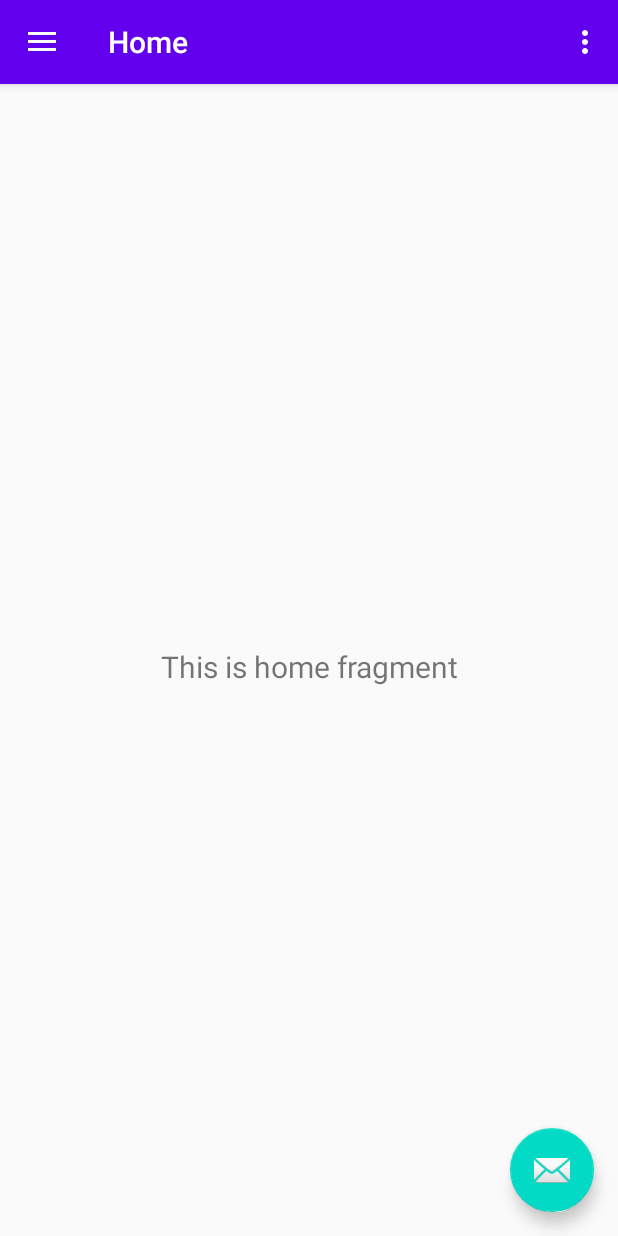
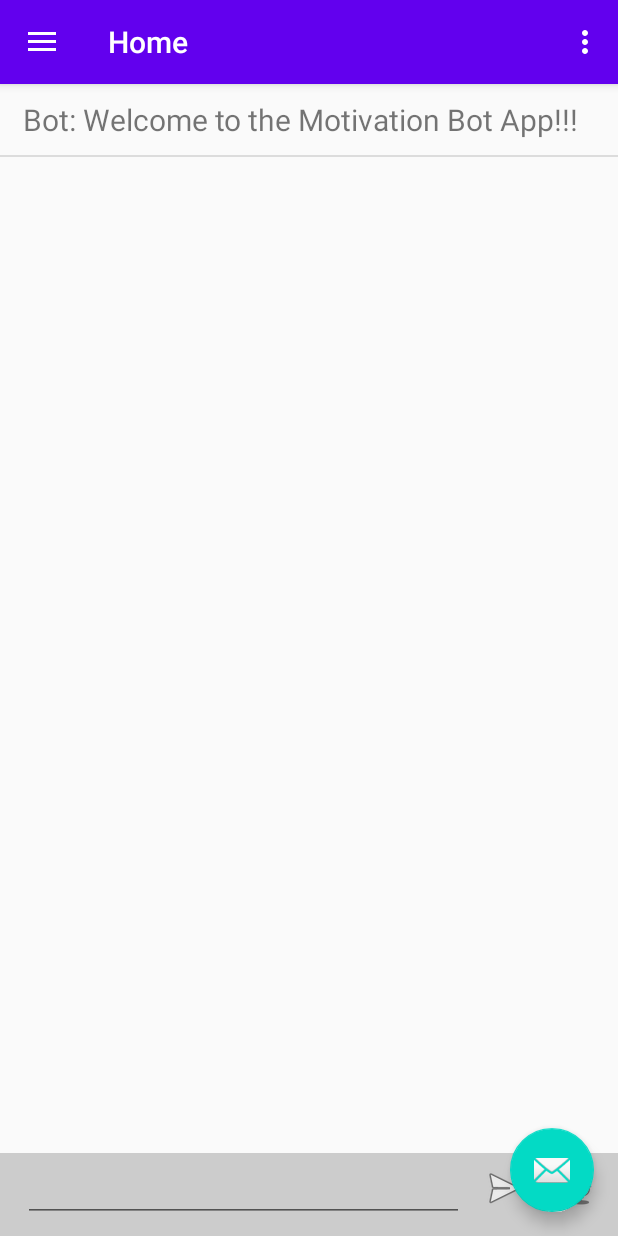
Before and after one commit to JonathanLam12345/HappyBotPublic, an Android app: the screen it shows after launch (MainActivity), on a phone screen of 412 x 824 dp. Run offline under Robolectric (Android 15) with nearby library versions, the phone set to English and light mode, and no system bars; our stand-ins replace navigation-ui.

Commit message:
skeleton code for chat page

```diff
--- /dev/null
+++ b/app/src/main/java/com/myapp/happybotpublic/MyCustomAdapter.java
@@ -0,0 +1,77 @@
+package com.myapp.happybotpublic;
+
+import android.content.Context;
+import android.view.LayoutInflater;
+import android.view.View;
+import android.view.ViewGroup;
+import android.widget.BaseAdapter;
+import android.widget.TextView;
+
+import java.util.ArrayList;
+
+public class MyCustomAdapter extends BaseAdapter
+{
+	private ArrayList<String> mListItems;
+	private LayoutInflater mLayoutInflater;
+
+	public MyCustomAdapter(Context context, ArrayList<String> arrayList)
+	{
+		mListItems = arrayList;
+		// get the layout inflater
+		mLayoutInflater = (LayoutInflater) context.getSystemService(Context.LAYOUT_INFLATER_SERVICE);
+	}
+
+	@Override
+	public int getCount()
+	{
+		// getCount() represents how many items are in the list
+		return mListItems.size();
+	}
+
+	@Override
+	// get the data of an item from a specific position
+	// i represents the position of the item in the list
+	public Object getItem(int i)
+	{
+		return null;
+	}
+
+	@Override
+	// get the position id of the item from the list
+	public long getItemId(int i)
+	{
+		return 0;
+	}
+
+	@Override
+	public View getView(int position, View view, ViewGroup viewGroup)
+	{
+
+		// check to see if the reused view is null or not, if is not null then
+		// reuse it
+		if (view == null)
+		{
+			view = mLayoutInflater.inflate(R.layout.list_item, null);
+		}
+
+		// get the string item from the position "position" from array list to
+		// put it on the TextView
+		String stringItem = mListItems.get(position);
+		if (stringItem != null)
+		{
+
+			TextView itemName = (TextView) view.findViewById(R.id.list_item_text_view);
+
+			if (itemName != null)
+			{
+				// set the item name on the TextView
+				itemName.setText(stringItem);
+			}
+		}
+
+		// this method must return the view corresponding to the data at the
+		// specified position.
+		return view;
+
+	}
+}
--- a/app/src/main/java/com/myapp/happybotpublic/ui/home/HomeFragment.java
+++ b/app/src/main/java/com/myapp/happybotpublic/ui/home/HomeFragment.java
@@ -1,41 +1,150 @@
 package com.myapp.happybotpublic.ui.home;
 
+import android.content.Intent;
+import android.content.pm.PackageManager;
+import android.content.pm.ResolveInfo;
 import android.os.Bundle;
+import android.speech.RecognizerIntent;
 import android.view.LayoutInflater;
 import android.view.View;
 import android.view.ViewGroup;
-import android.widget.TextView;
+import android.widget.EditText;
+import android.widget.ImageButton;
+import android.widget.ListView;
+import android.widget.Toast;
 
 import androidx.annotation.NonNull;
-import androidx.annotation.Nullable;
 import androidx.fragment.app.Fragment;
-import androidx.lifecycle.Observer;
 import androidx.lifecycle.ViewModelProviders;
 
+import com.myapp.happybotpublic.MyCustomAdapter;
+
 import com.myapp.happybotpublic.R;
+import java.util.ArrayList;
+import java.util.List;
+
+import static android.app.Activity.RESULT_OK;
 
 public class HomeFragment extends Fragment
 {
 
     private HomeViewModel homeViewModel;
+    private static final int VOICE_RECOGNITION_REQUEST_CODE = 1001;
+    private ListView mList;
+    private ArrayList<String> arrayList;
+    private MyCustomAdapter mAdapter;
+    private ImageButton mbtSpeak;
 
-    public View onCreateView(
-            @NonNull LayoutInflater inflater,
-            ViewGroup container, Bundle savedInstanceState
-    )
+    public View onCreateView(@NonNull LayoutInflater inflater, ViewGroup container, Bundle savedInstanceState)
     {
-        homeViewModel =
-                ViewModelProviders.of(this).get(HomeViewModel.class);
+        homeViewModel = ViewModelProviders.of(this).get(HomeViewModel.class);
         View root = inflater.inflate(R.layout.fragment_home, container, false);
-        final TextView textView = root.findViewById(R.id.text_home);
-        homeViewModel.getText().observe(getViewLifecycleOwner(), new Observer<String>()
+
+
+        arrayList = new ArrayList<String>();
+        arrayList.add("Bot: Welcome to the Motivation Bot App!!!");
+        final EditText editText = root.findViewById(R.id.editText);
+        ImageButton send = root.findViewById(R.id.send_button);
+
+        // relate the listView from java to the one created in xml
+        mList = root.findViewById(R.id.list);
+        mbtSpeak = root.findViewById(R.id.btSpeak);
+        checkVoiceRecognition();
+
+        mAdapter = new MyCustomAdapter(getContext(), arrayList);
+        mList.setAdapter(mAdapter);
+
+        send.setOnClickListener(new View.OnClickListener()
         {
             @Override
-            public void onChanged(@Nullable String s)
+            public void onClick(View view)
             {
-                textView.setText(s);
+                String message = editText.getText().toString();
+
+                // add the text in the arrayList
+                arrayList.add("You: " + message);
+
+                mAdapter.notifyDataSetChanged();
+                editText.setText("");
+
+
             }
         });
+
+        mbtSpeak.setOnClickListener(new View.OnClickListener()
+        {
+            public void onClick(View view)
+            {
+                speak();
+
+            }
+        });
+
         return root;
     }
+
+
+
+
+    public void checkVoiceRecognition()
+    {
+        // Check if voice recognition is present
+        PackageManager pm = getActivity().getPackageManager();
+        List<ResolveInfo> activities = pm.queryIntentActivities(new Intent(RecognizerIntent.ACTION_RECOGNIZE_SPEECH), 0);
+        if (activities.size() == 0)
+        {
+            mbtSpeak.setEnabled(false);
+            showToastMessage("Voice recognizer not present");
+        }
+    }
+
+    public void speak()
+    {
+        Intent intent = new Intent(RecognizerIntent.ACTION_RECOGNIZE_SPEECH);
+
+        intent.putExtra(RecognizerIntent.EXTRA_CALLING_PACKAGE, getClass().getPackage().getName());
+
+        intent.putExtra(RecognizerIntent.EXTRA_LANGUAGE_MODEL, RecognizerIntent.LANGUAGE_MODEL_WEB_SEARCH);
+
+        startActivityForResult(intent, VOICE_RECOGNITION_REQUEST_CODE);
+    }
+
+    @Override
+    public void onActivityResult(int requestCode, int resultCode, Intent data)
+    {
+        if (requestCode == VOICE_RECOGNITION_REQUEST_CODE)
+
+            // If Voice recognition is successful then it returns RESULT_OK
+            if (resultCode == RESULT_OK)
+            {
+                ArrayList<String> textMatchList = data
+                        .getStringArrayListExtra(RecognizerIntent.EXTRA_RESULTS);
+
+                if (!textMatchList.isEmpty())
+                {
+                    String searchQuery = textMatchList.get(0);
+
+                    // add the text in the arrayList
+                    arrayList.add("You: " + searchQuery);
+
+                    mAdapter.notifyDataSetChanged();
+
+                }
+                // Result code for various error.
+            }
+        super.onActivityResult(requestCode, resultCode, data);
+    }
+
+
+    @Override
+    public void onDestroy()
+    {
+        super.onDestroy();
+    }
+
+    void showToastMessage(String message)
+    {
+        Toast.makeText(getContext(), message, Toast.LENGTH_SHORT).show();
+    }
+
 }
--- /dev/null
+++ b/app/src/main/res/drawable/mic_selector.xml
@@ -0,0 +1,9 @@
+<?xml version="1.0" encoding="utf-8"?>
+<selector xmlns:android="http://schemas.android.com/apk/res/android">
+
+    <item android:drawable="@drawable/ic_btn_speak_now" android:state_pressed="true" />
+ <!-- pressed -->
+    <item android:drawable="@android:drawable/ic_btn_speak_now"/>
+ <!-- default -->
+
+</selector>
--- /dev/null
+++ b/app/src/main/res/drawable/send_selector.xml
@@ -0,0 +1,9 @@
+<?xml version="1.0" encoding="utf-8"?>
+<selector xmlns:android="http://schemas.android.com/apk/res/android">
+
+    <item android:drawable="@drawable/ic_action_send_now" android:state_pressed="true"/>
+ <!-- pressed -->
+    <item android:drawable="@android:drawable/ic_menu_send"/>
+ <!-- default -->
+
+</selector>
--- a/app/src/main/res/layout/fragment_home.xml
+++ b/app/src/main/res/layout/fragment_home.xml
@@ -1,22 +1,61 @@
 <?xml version="1.0" encoding="utf-8"?>
-<androidx.constraintlayout.widget.ConstraintLayout xmlns:android="http://schemas.android.com/apk/res/android"
-    xmlns:app="http://schemas.android.com/apk/res-auto"
-    xmlns:tools="http://schemas.android.com/tools"
-    android:layout_width="match_parent"
-    android:layout_height="match_parent"
-    tools:context=".ui.home.HomeFragment">
+<LinearLayout xmlns:android="http://schemas.android.com/apk/res/android"
+    android:layout_width="fill_parent"
+    android:layout_height="fill_parent"
+    android:orientation="vertical">
 
-    <TextView
-        android:id="@+id/text_home"
-        android:layout_width="match_parent"
+    <ListView
+        android:id="@+id/list"
+        android:layout_width="fill_parent"
+        android:layout_height="0dip"
+        android:layout_weight="1"
+        android:cacheColorHint="#00000000"
+        android:listSelector="@android:color/transparent"
+        android:transcriptMode="alwaysScroll" />
+
+    <LinearLayout
+        android:id="@+id/footer"
+        android:layout_width="fill_parent"
         android:layout_height="wrap_content"
-        android:layout_marginStart="8dp"
-        android:layout_marginTop="8dp"
-        android:layout_marginEnd="8dp"
-        android:textAlignment="center"
-        android:textSize="20sp"
-        app:layout_constraintBottom_toBottomOf="parent"
-        app:layout_constraintEnd_toEndOf="parent"
-        app:layout_constraintStart_toStartOf="parent"
-        app:layout_constraintTop_toTopOf="parent" />
-</androidx.constraintlayout.widget.ConstraintLayout>
+        android:background="#cccccc"
+        android:gravity="bottom"
+        android:orientation="horizontal">
+
+        <EditText
+            android:id="@+id/editText"
+            android:layout_width="0dp"
+            android:layout_height="40dp"
+            android:layout_marginLeft="15dp"
+            android:layout_weight="1"
+            android:inputType="textMultiLine|textNoSuggestions"
+            android:windowSoftInputMode="stateHidden" />
+
+        <ImageButton
+            android:id="@+id/send_button"
+            android:layout_width="wrap_content"
+            android:layout_height="46dp"
+            android:layout_weight="0.07"
+            android:background="@null"
+            android:contentDescription="@string/send"
+            android:src="@drawable/send_selector" />
+
+        <ImageButton
+            android:id="@+id/btSpeak"
+            android:layout_width="wrap_content"
+            android:layout_height="46dp"
+            android:layout_weight="0.06"
+            android:background="@null"
+            android:contentDescription="@string/btSpeak"
+            android:src="@drawable/mic_selector" />
+    </LinearLayout>
+
+    <LinearLayout
+        android:id="@+id/blankFooter"
+        android:layout_width="fill_parent"
+        android:layout_height="9dp"
+        android:gravity="bottom"
+        android:background="#cccccc"
+        android:orientation="horizontal">
+    </LinearLayout>
+
+</LinearLayout>
--- /dev/null
+++ b/app/src/main/res/layout/list_item.xml
@@ -0,0 +1,19 @@
+<?xml version="1.0" encoding="utf-8"?>
+<LinearLayout xmlns:android="http://schemas.android.com/apk/res/android"
+    xmlns:tools="http://schemas.android.com/tools"
+    android:id="@+id/list_item"
+    android:layout_width="fill_parent"
+    android:layout_height="fill_parent"
+    android:gravity="center_vertical"
+    android:orientation="horizontal" >
+
+    <TextView
+        android:id="@+id/list_item_text_view"
+        android:layout_width="wrap_content"
+        android:layout_height="wrap_content"
+        android:layout_marginLeft="5dp"
+        android:padding="10dp"
+        android:textSize="20sp"
+        tools:ignore="SelectableText" />
+
+</LinearLayout>
--- a/app/src/main/res/values/strings.xml
+++ b/app/src/main/res/values/strings.xml
@@ -1,5 +1,5 @@
 <resources>
-    <string name="app_name">HappyBotPublic</string>
+    <string name="app_name">Happy Bot</string>
     <string name="navigation_drawer_open">Open navigation drawer</string>
     <string name="navigation_drawer_close">Close navigation drawer</string>
     <string name="nav_header_title">Android Studio</string>
@@ -8,8 +8,11 @@
     <string name="action_settings">Settings</string>
 
     <string name="menu_home">Home</string>
-    <string name="menu_gallery">Gallery</string>
-    <string name="menu_slideshow">Slideshow</string>
+    <string name="menu_gallery">Profile</string>
+    <string name="menu_slideshow">Logout</string>
 
     <string name="home_second">Home Second</string>
+
+    <string name="send">Send</string>
+    <string name="btSpeak">Speak</string>
 </resources>
```
Also changed, not shown: app/src/main/res/drawable-hdpi/ic_action_about.png (added), app/src/main/res/drawable-hdpi/ic_action_help.png (added), app/src/main/res/drawable-hdpi/ic_action_mic.png (added), app/src/main/res/drawable-hdpi/ic_action_network_wifi.png (added), app/src/main/res/drawable-hdpi/ic_action_overflow.png (added), app/src/main/res/drawable-hdpi/ic_action_refresh.png (added), app/src/main/res/drawable-hdpi/ic_action_send_now.png (added), app/src/main/res/drawable-hdpi/ic_btn_speak_now.png (added), app/src/main/res/drawable-hdpi/ic_menu_home.png (added), app/src/main/res/drawable-hdpi/presence_audio_away.png (added), app/src/main/res/drawable/ic_icon_launcher.jpg (added).
